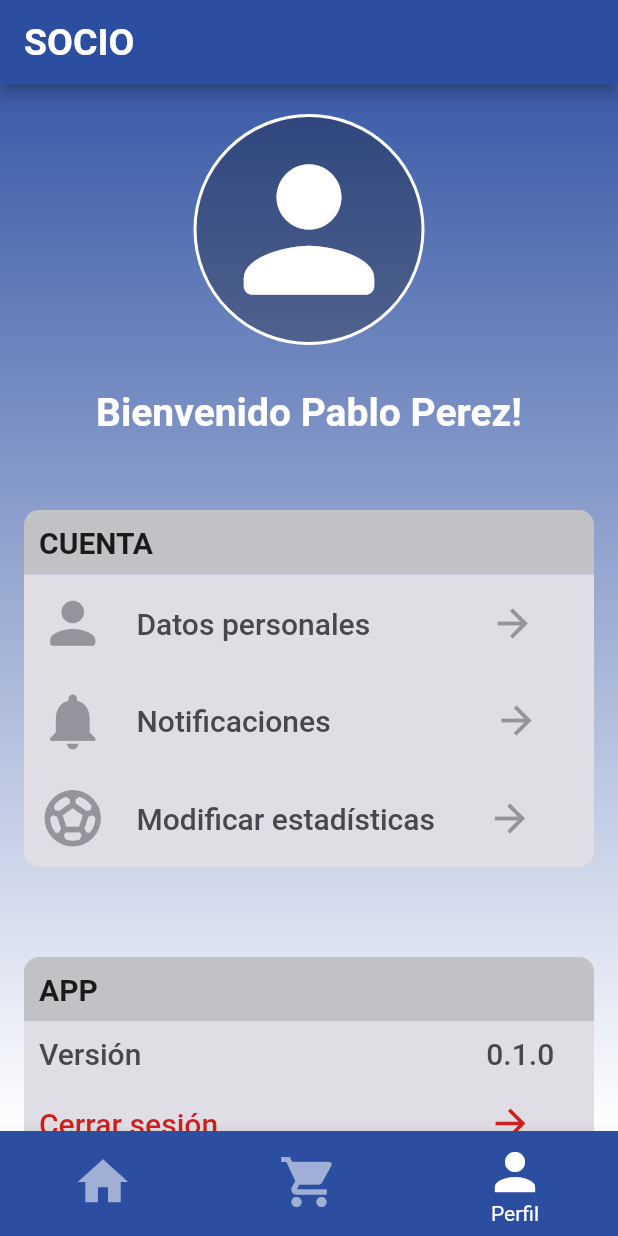
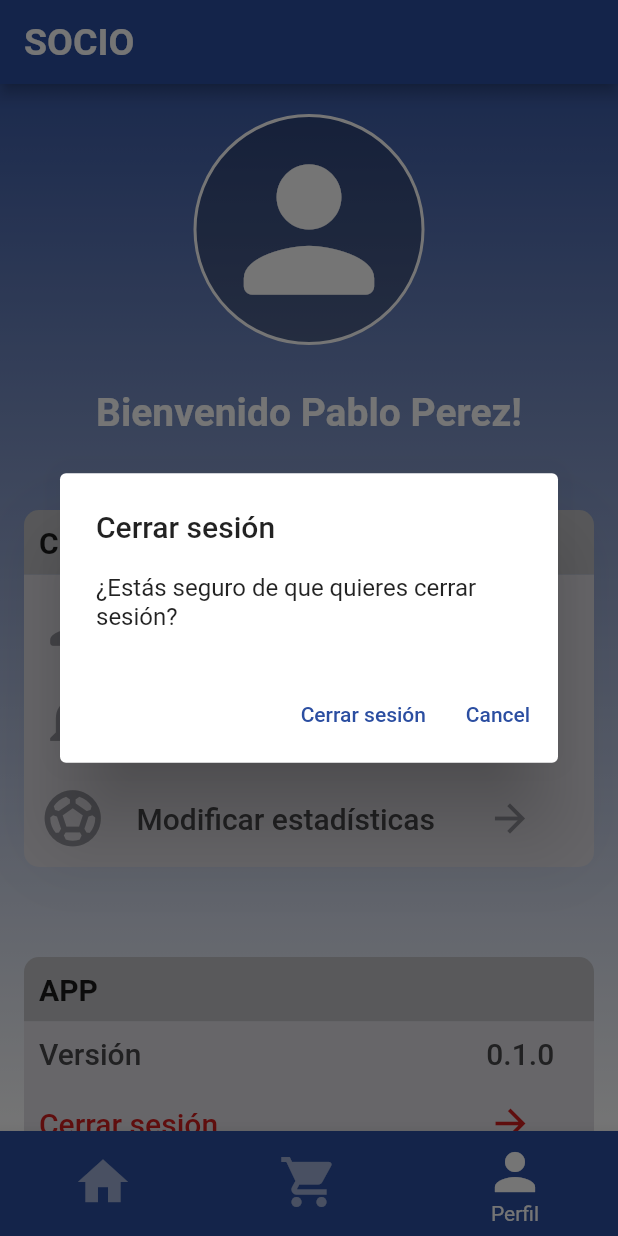
Before and after one commit to albertollamass/TFG, a Flutter app: the screen it shows after launch, item 3 of the bottom bar chosen, after a tap on "Cerrar sesión", on a phone screen of 412 x 824 dp. Run offline on Flutter 3.47's test engine with Material 2 defaults, Android fonts, the phone set to English and light mode, and no system bars; our stand-ins replace flutter_spinkit.

Commit message:
[TFG] Done stats, logout and match

```diff
--- a/football_club_app/lib/view/home.dart
+++ b/football_club_app/lib/view/home.dart
@@ -1,4 +1,6 @@
 import 'package:flutter/material.dart';
+import 'package:football_club_app/view/estadisticas.dart';
+import 'package:football_club_app/view/partidos.dart';
 import 'package:football_club_app/view/perfil.dart';
 import 'package:football_club_app/view/resumen.dart';
 import 'package:football_club_app/view/saldo.dart';
@@ -98,21 +100,14 @@ class _HomeState extends State<Home> {
     );
   }
 }
-Widget buildPage(String text) => Center(
-  child: Text(
-    text,
-    style: TextStyle (fontSize: 28),
-  ),
-);
-
 
 currentPage(int index, int pIndex) {
-  final screens = [null, Saldo(), Perfil()];
+  final screens = [null, const Saldo(), const Perfil()];
   if (index.compareTo(0) == 0){
-    return TabBarView(children: [
+    return const TabBarView(children: [
         Resumen(),
-        buildPage("Partidos"),
-        buildPage("Estadisticas")
+        Partidos(),
+        Estadisticas(),
       ],);
   } else {
 
--- a/football_club_app/lib/view/perfil.dart
+++ b/football_club_app/lib/view/perfil.dart
@@ -1,4 +1,5 @@
 import 'package:flutter/material.dart';
+import 'package:football_club_app/view/log_register.dart';
 
 class Perfil extends StatefulWidget {
   const Perfil({super.key});
@@ -35,8 +36,8 @@ class _PerfilState extends State<Perfil> {
             child: SingleChildScrollView(child: Column(
               children: [
                 Container(
-                  margin: EdgeInsets.all(20),
-                  padding: EdgeInsets.all(10),
+                  margin: const EdgeInsets.all(20),
+                  padding: const EdgeInsets.all(10),
                   decoration: BoxDecoration(
                       color: Colors.black26,
                       borderRadius: BorderRadius.circular(100),
@@ -50,7 +51,7 @@ class _PerfilState extends State<Perfil> {
                 const SizedBox(height: 10),
                 Text(
                   "Bienvenido " + usuario + "!",
-                  style: TextStyle(
+                  style: const TextStyle(
                       fontSize: 26,
                       fontWeight: FontWeight.bold,
                       color: Colors.white),
@@ -60,15 +61,15 @@ class _PerfilState extends State<Perfil> {
                   width: 380,
                   alignment: Alignment.centerLeft,
                   padding: const EdgeInsets.all(10),
-                  child: Text(
-                    "CUENTA",
-                    style: TextStyle(fontWeight: FontWeight.bold, fontSize: 20),
-                  ),
                   decoration: const BoxDecoration(
                     color: Color(0xffC1C2C6),
                     borderRadius: BorderRadius.only(
                         topLeft: Radius.circular(10),
                         topRight: Radius.circular(10)),
+                  ),
+                  child: const Text(
+                    "CUENTA",
+                    style: TextStyle(fontWeight: FontWeight.bold, fontSize: 20),
                   ),
                 ),
                 Container(
@@ -184,15 +185,15 @@ class _PerfilState extends State<Perfil> {
                   width: 380,
                   alignment: Alignment.centerLeft,
                   padding: const EdgeInsets.all(10),
-                  child: Text(
-                    "APP",
-                    style: TextStyle(fontWeight: FontWeight.bold, fontSize: 20),
-                  ),
                   decoration: const BoxDecoration(
                     color: Color(0xffC1C2C6),
                     borderRadius: BorderRadius.only(
                         topLeft: Radius.circular(10),
                         topRight: Radius.circular(10)),
+                  ),
+                  child: const Text(
+                    "APP",
+                    style: TextStyle(fontWeight: FontWeight.bold, fontSize: 20),
                   ),
                 ),
                 Container(
@@ -247,7 +248,30 @@ class _PerfilState extends State<Perfil> {
                             )
                           ]),
                           onTap: () {
-                            print("Tapped on container");
+                            AlertDialog alert = AlertDialog(
+                              title: const Text("Cerrar sesión"),
+                              content: const Text("¿Estás seguro de que quieres cerrar sesión?"),
+                              actions: [
+                                TextButton(
+                                  child: const Text("Cerrar sesión"),
+                                  onPressed: () => {
+                                    Navigator.push(
+                                      context,
+                                      MaterialPageRoute(builder: (context) => LogRegister()),
+                                    )
+                                  },
+                                ),
+                                TextButton(
+                                  child: const Text("Cancel"),
+                                  onPressed: () => {Navigator.pop(context)},
+                                )
+                              ],
+
+
+                            );
+                            showDialog(context: context, builder: (BuildContext context) {
+                              return alert;
+                            });
                           },
                         ),
                         const SizedBox(height: 10,),
--- a/football_club_app/lib/view/resumen.dart
+++ b/football_club_app/lib/view/resumen.dart
@@ -1,4 +1,5 @@
 import 'package:flutter/material.dart';
+import 'package:football_club_app/view/info_partido.dart';
 
 class Resumen extends StatefulWidget {
   const Resumen({super.key});
@@ -10,56 +11,184 @@ class Resumen extends StatefulWidget {
 class _ResumenState extends State<Resumen> {
   final hoy = DateTime.now();
   var resultado = {"negro": 1, "blanco": 0};
-  var jugadores = ["Rafa", "Jose", "Juanjo", "Nene", "Sam", "Joseles", "Antonio", "Joaquin", "M.Pardo", "Sergio", "Francis", "Victor"];
+  var jugadores = [
+    "Rafa",
+    "Jose",
+    "Juanjo",
+    "Nene",
+    "Sam",
+    "Joseles",
+    "Antonio",
+    "Joaquin",
+    "M.Pardo",
+    "Sergio",
+    "Francis",
+    "Victor"
+  ];
   @override
   Widget build(BuildContext context) {
+    //Tabla clasificacion
     List<Widget> mywidgets = [];
-     mywidgets.add(
-      Row(
-        mainAxisAlignment: MainAxisAlignment.spaceBetween,
-        children: const [
-          Text("Pos", style: TextStyle(fontSize: 16, fontWeight: FontWeight.w500),),
-          Text("Jugador", style: TextStyle(fontSize: 16, fontWeight: FontWeight.w500),),
-          Text("PJ", style: TextStyle(fontSize: 16, fontWeight: FontWeight.w500),),
-          Text("PG", style: TextStyle(fontSize: 16, fontWeight: FontWeight.w500),),
-          Text("PE", style: TextStyle(fontSize: 16, fontWeight: FontWeight.w500),),
-          Text("PP", style: TextStyle(fontSize: 16, fontWeight: FontWeight.w500),),
-        ])
-     );
-    for(int x = 0; x<jugadores.length;x++){
-        mywidgets.add(
-          Row(
-            mainAxisAlignment: MainAxisAlignment.spaceBetween,
+    mywidgets.add(Row(mainAxisAlignment: MainAxisAlignment.start, children: [
+      Container(
+        width: 30,
+        child: const Text(
+          "Pos",
+          style: TextStyle(fontSize: 16, fontWeight: FontWeight.w500),
+        ),
+      ),
+      const SizedBox(
+        width: 40,
+      ),
+      Container(
+        width: 70,
+        child: const Text(
+          "Jugador",
+          style: TextStyle(fontSize: 16, fontWeight: FontWeight.w500),
+        ),
+      ),
+      Container(
+        width: 50,
+        alignment: Alignment.center,
+        child: const Text(
+          "PJ",
+          style: TextStyle(fontSize: 16, fontWeight: FontWeight.w500),
+        ),
+      ),
+      Container(
+        width: 50,
+        alignment: Alignment.center,
+        child: const Text(
+          "PG",
+          style: TextStyle(fontSize: 16, fontWeight: FontWeight.w500),
+        ),
+      ),
+      Container(
+        width: 50,
+        alignment: Alignment.center,
+        child: const Text(
+          "PP",
+          style: TextStyle(fontSize: 16, fontWeight: FontWeight.w500),
+        ),
+      ),
+      Container(
+        width: 50,
+        alignment: Alignment.center,
+        child: const Text(
+          "PE",
+          style: TextStyle(fontSize: 16, fontWeight: FontWeight.w500),
+        ),
+      ),
+      Container(
+        width: 30,
+        alignment: Alignment.center,
+        child: const Text(
+          "Pts",
+          style: TextStyle(fontSize: 16, fontWeight: FontWeight.w500),
+        ),
+      ),
+    ]));
+    mywidgets.add(const Divider(
+      thickness: 2,
+    ));
+    for (int x = 0; x < jugadores.length; x++) {
+      mywidgets.add(Row(
+        mainAxisAlignment: MainAxisAlignment.start,
         children: [
-              Text((x+1).toString(), style: TextStyle(fontSize: 16, fontWeight: FontWeight.w300),),
-                  Text(jugadores[x], style: TextStyle(fontSize: 16, fontWeight: FontWeight.w300),),
-                  Text(3.toString(), style: TextStyle(fontSize: 16, fontWeight: FontWeight.w300),),
-                  Text(3.toString(), style: TextStyle(fontSize: 16, fontWeight: FontWeight.w300),),
-                  Text(3.toString(), style: TextStyle(fontSize: 16, fontWeight: FontWeight.w300),),
-                  Text(3.toString(), style: TextStyle(fontSize: 16, fontWeight: FontWeight.w300),),
-            ],)
-        );
+          Container(
+            width: 30,
+            child: Text(
+              (x + 1).toString(),
+              style: const TextStyle(fontSize: 16, fontWeight: FontWeight.w300),
+            ),
+          ),
+          const SizedBox(
+            width: 40,
+          ),
+          Container(
+            width: 70,
+            child: Text(
+              jugadores[x],
+              style: const TextStyle(fontSize: 16, fontWeight: FontWeight.w300),
+            ),
+          ),
+          Container(
+            width: 50,
+            alignment: Alignment.center,
+            child: Text(
+              4.toString(),
+              style: const TextStyle(fontSize: 16, fontWeight: FontWeight.w300),
+            ),
+          ),
+          Container(
+            width: 50,
+            alignment: Alignment.center,
+            child: Text(
+              4.toString(),
+              style: const TextStyle(fontSize: 16, fontWeight: FontWeight.w300),
+            ),
+          ),
+          Container(
+            width: 50,
+            alignment: Alignment.center,
+            child: Text(
+              4.toString(),
+              style: const TextStyle(fontSize: 16, fontWeight: FontWeight.w300),
+            ),
+          ),
+          Container(
+            width: 50,
+            alignment: Alignment.center,
+            child: Text(
+              4.toString(),
+              style: const TextStyle(fontSize: 16, fontWeight: FontWeight.w300),
+            ),
+          ),
+          Container(
+            width: 30,
+            alignment: Alignment.center,
+            child: const Text(
+              "100",
+              style: TextStyle(fontSize: 16, fontWeight: FontWeight.w300),
+            ),
+          ),
+        ],
+      ));
+      mywidgets.add(const Divider());
     }
+
+    //---------------------------------------------------------------------
     return ListView(
-      padding: EdgeInsets.all(20),
+      padding: const EdgeInsets.all(20),
       children: [
         //ULTIMO PARTIDO
+        InkWell(
+          onTap: () {
+            Navigator.push(
+                    context,
+                    MaterialPageRoute(builder: (context) => InfoPartido(fecha: hoy, resultado: resultado,)),
+            );
+          },
+          child: Column(
+            children: [
               Container(
                 width: 380,
                 alignment: Alignment.centerLeft,
                 padding: const EdgeInsets.all(10),
+                decoration: const BoxDecoration(
+                  color: Color(0xffC1C2C6),
+                  borderRadius: BorderRadius.only(
+                      topLeft: Radius.circular(10),
+                      topRight: Radius.circular(10)),
+                ),
                 child: Text(
-            _weekdayToString(hoy.weekday) +
+                  weekdayToString(hoy.weekday) +
                       " " +
                       hoy.day.toString() +
                       " " +
-                _monthToString(hoy.month),
-            style: TextStyle(fontWeight: FontWeight.bold, fontSize: 20),
-          ),
-          decoration: const BoxDecoration(
-            color: Color(0xffC1C2C6),
-            borderRadius: BorderRadius.only(
-                topLeft: Radius.circular(10), topRight: Radius.circular(10)),
+                      monthToString(hoy.month),
+                  style: const TextStyle(
+                      fontWeight: FontWeight.bold, fontSize: 20),
                 ),
               ),
               Container(
@@ -76,28 +205,38 @@ class _ResumenState extends State<Resumen> {
                     mainAxisAlignment: MainAxisAlignment.spaceEvenly,
                     children: [
                       Container(
-                margin: EdgeInsets.fromLTRB(40, 10, 20, 10),
-                padding: EdgeInsets.all(30),
+                          margin: const EdgeInsets.fromLTRB(40, 10, 20, 10),
+                          padding: const EdgeInsets.all(30),
                           decoration: BoxDecoration(
                               color: Colors.black,
                               borderRadius: BorderRadius.circular(100),
-                    border: Border.all(width: 2, color: Colors.white))),
-
-            Text(resultado["negro"].toString(), style: TextStyle(fontSize: 35),),
+                              border:
+                                  Border.all(width: 2, color: Colors.white))),
+                      Text(
+                        resultado["negro"].toString(),
+                        style: const TextStyle(fontSize: 35),
+                      ),
                       const Text(" - ", style: TextStyle(fontSize: 35)),
-            Text(resultado["blanco"].toString(), style: TextStyle(fontSize: 35)),
-
+                      Text(resultado["blanco"].toString(),
+                          style: const TextStyle(fontSize: 35)),
                       Container(
-                margin: EdgeInsets.fromLTRB(20, 10, 40, 10),
-                padding: EdgeInsets.all(30),
+                          margin: const EdgeInsets.fromLTRB(20, 10, 40, 10),
+                          padding: const EdgeInsets.all(30),
                           decoration: BoxDecoration(
                               color: Colors.white,
                               borderRadius: BorderRadius.circular(100),
-                    border: Border.all(width: 1, color: Colors.black))),
-
+                              border:
+                                  Border.all(width: 1, color: Colors.black))),
                     ]),
               ),
-        SizedBox(height: 40,),
+            ],
+          ),
+        ),
+
+        const SizedBox(
+          height: 40,
+        ),
+
         //CLASIFICACION
         Container(
           width: 380,
@@ -123,29 +262,13 @@ class _ResumenState extends State<Resumen> {
                   bottomLeft: Radius.circular(10),
                   bottomRight: Radius.circular(10)),
             ),
-          child: Column(
-             children: mywidgets
-             //[
-          //     Row(
-          //       mainAxisAlignment: MainAxisAlignment.spaceBetween,
-          //       children: const [
-          //         Text("Pos", style: TextStyle(fontSize: 16, fontWeight: FontWeight.w500),),
-          //         Text("Jugador", style: TextStyle(fontSize: 16, fontWeight: FontWeight.w500),),
-          //         Text("PJ", style: TextStyle(fontSize: 16, fontWeight: FontWeight.w500),),
-          //         Text("PG", style: TextStyle(fontSize: 16, fontWeight: FontWeight.w500),),
-          //         Text("PE", style: TextStyle(fontSize: 16, fontWeight: FontWeight.w500),),
-          //         Text("PP", style: TextStyle(fontSize: 16, fontWeight: FontWeight.w500),),
-          //       ]),
-          // ]
-          )
-
-          )
+            child: Column(children: mywidgets))
       ],
     );
   }
 }
 
-_weekdayToString(int weekday) {
+weekdayToString(int weekday) {
   if (weekday == 1) {
     return "Lunes";
   } else if (weekday == 2) {
@@ -163,7 +286,7 @@ _weekdayToString(int weekday) {
   }
 }
 
-_monthToString(int month) {
+monthToString(int month) {
   if (month == 1) {
     return "Enero";
   } else if (month == 2) {
```
Also changed, not shown: football_club_app/lib/view/estadisticas.dart (added, +144 -0 lines), football_club_app/lib/view/info_partido.dart (added, +111 -0 lines), football_club_app/lib/view/partidos.dart (added, +79 -0 lines), football_club_app/lib/view/highlights_partido.dart (added), football_club_app/lib/view/resumen_partido.dart (added). Lines whose indentation alone changed are shown as unchanged.
